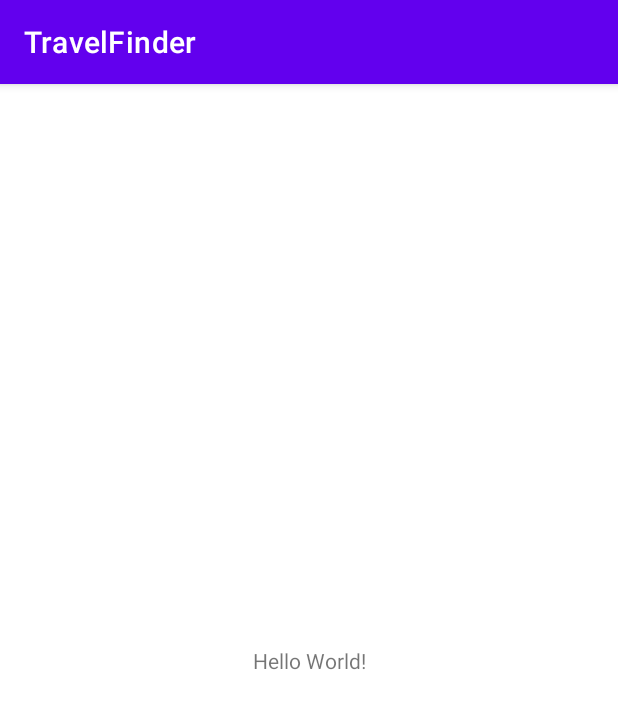
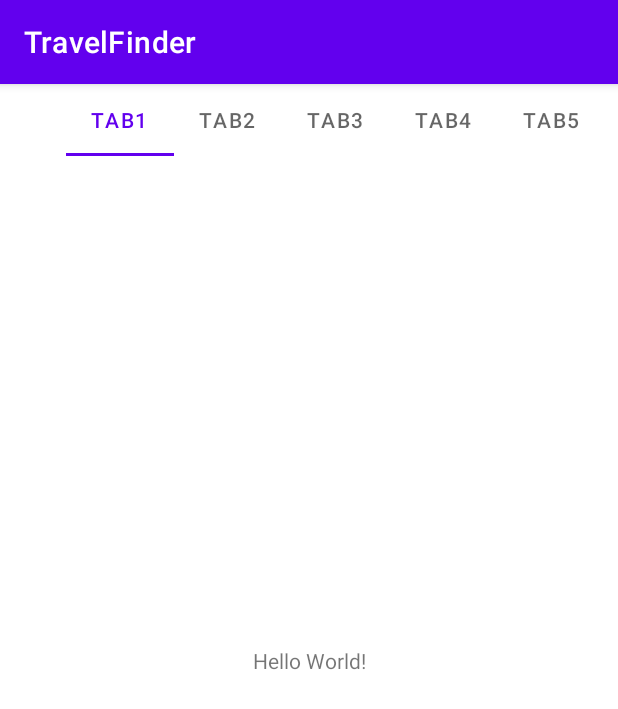
Before and after one commit to Tabernaq/TravelFinder, an Android app: the screen it shows after launch (MainActivity), on a phone screen of 412 x 824 dp. Shown: the top 709 px of the screen. Run offline under Robolectric (Android 15) with nearby library versions, the phone set to English and light mode, and no system bars.

Commit message:
Ajout des tabs

```diff
--- a/app/src/main/res/layout/activity_main.xml
+++ b/app/src/main/res/layout/activity_main.xml
@@ -5,6 +5,45 @@
     android:layout_width="match_parent"
     android:layout_height="match_parent"
     tools:context=".MainActivity">
+
+    <com.google.android.material.tabs.TabLayout
+        android:layout_width="match_parent"
+        android:layout_height="wrap_content"
+        tools:ignore="MissingConstraints"
+        app:tabMode="scrollable"
+        app:tabContentStart="56dp">
+
+        <com.google.android.material.tabs.TabItem
+            android:layout_width="wrap_content"
+            android:layout_height="wrap_content"
+            android:text="@string/text_label_1"
+            />
+
+        <com.google.android.material.tabs.TabItem
+            android:layout_width="wrap_content"
+            android:layout_height="wrap_content"
+            android:text="@string/text_label_2"
+            />
+
+        <com.google.android.material.tabs.TabItem
+            android:layout_width="wrap_content"
+            android:layout_height="wrap_content"
+            android:text="@string/text_label_3"
+            />
+
+        <com.google.android.material.tabs.TabItem
+            android:layout_width="wrap_content"
+            android:layout_height="wrap_content"
+            android:text="@string/text_label_4"
+            />
+
+        <com.google.android.material.tabs.TabItem
+            android:layout_width="wrap_content"
+            android:layout_height="wrap_content"
+            android:text="@string/text_label_5"
+            />
+
+    </com.google.android.material.tabs.TabLayout>
 
     <TextView
         android:layout_width="wrap_content"
--- a/app/src/main/res/values/strings.xml
+++ b/app/src/main/res/values/strings.xml
@@ -1,3 +1,8 @@
 <resources>
     <string name="app_name">TravelFinder</string>
+    <string name="text_label_1">Tab1</string>
+    <string name="text_label_2">Tab2</string>
+    <string name="text_label_3">Tab3</string>
+    <string name="text_label_4">Tab4</string>
+    <string name="text_label_5">Tab5</string>
 </resources>
```
